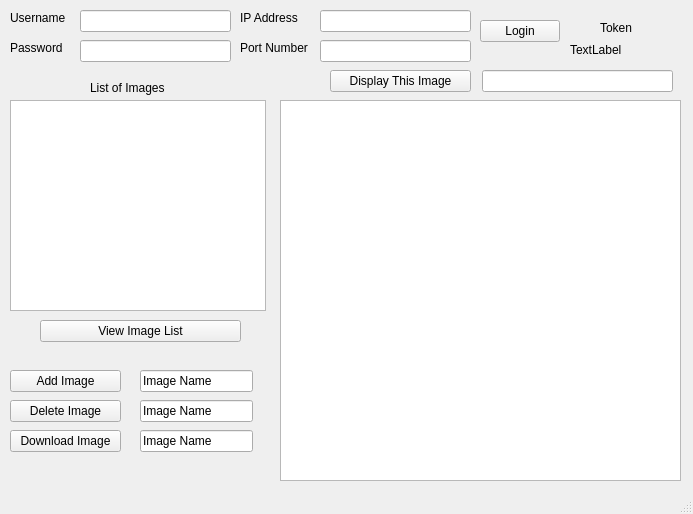
shehab-as/Distributed-Systems, file Image-Viewer/mainwindow.ui: the form before one commit.
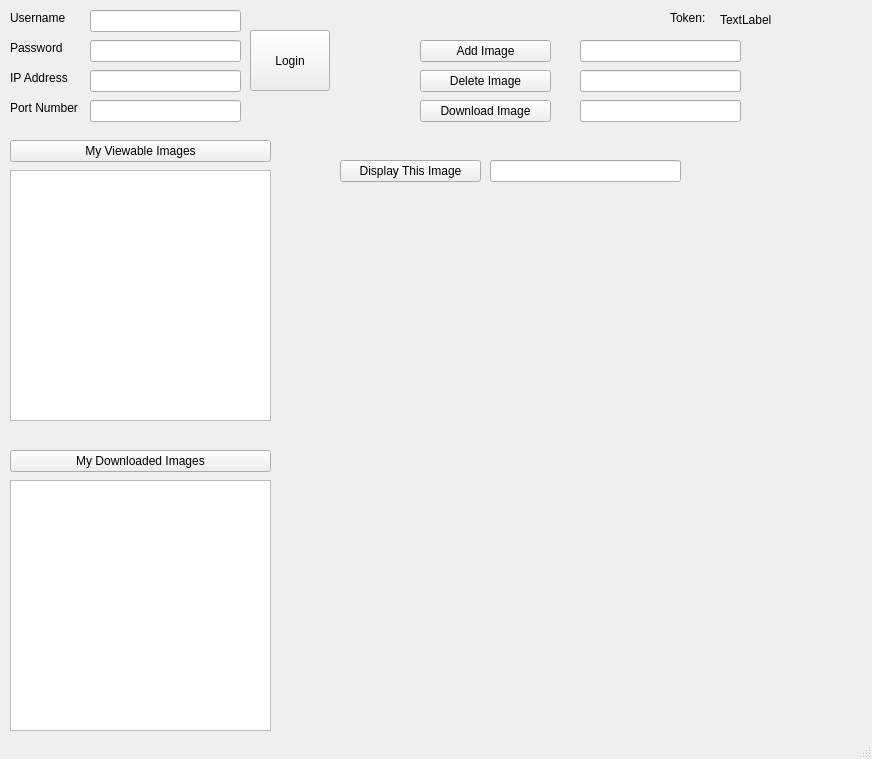
The form after the commit.

Commit message: Re-designed GUI. Added functionality.

Diff of the .ui file:
```diff
--- a/Image-Viewer/mainwindow.ui
+++ b/Image-Viewer/mainwindow.ui
@@ -6,8 +6,8 @@
    <rect>
     <x>0</x>
     <y>0</y>
-    <width>693</width>
-    <height>514</height>
+    <width>872</width>
+    <height>759</height>
    </rect>
   </property>
   <property name="windowTitle">
@@ -43,7 +43,7 @@
    <widget class="QLineEdit" name="Input_Username">
     <property name="geometry">
      <rect>
-      <x>80</x>
+      <x>90</x>
       <y>10</y>
       <width>151</width>
       <height>22</height>
@@ -53,7 +53,7 @@
    <widget class="QLineEdit" name="Input_Password">
     <property name="geometry">
      <rect>
-      <x>80</x>
+      <x>90</x>
       <y>40</y>
       <width>151</width>
       <height>22</height>
@@ -63,10 +63,10 @@
    <widget class="QPushButton" name="Login">
     <property name="geometry">
      <rect>
-      <x>480</x>
-      <y>20</y>
+      <x>250</x>
+      <y>30</y>
       <width>80</width>
-      <height>22</height>
+      <height>61</height>
      </rect>
     </property>
     <property name="text">
@@ -77,31 +77,31 @@
     <property name="geometry">
      <rect>
       <x>10</x>
-      <y>100</y>
-      <width>256</width>
-      <height>211</height>
+      <y>170</y>
+      <width>261</width>
+      <height>251</height>
      </rect>
     </property>
    </widget>
    <widget class="QLabel" name="label_3">
     <property name="geometry">
      <rect>
-      <x>600</x>
-      <y>20</y>
+      <x>670</x>
+      <y>10</y>
       <width>41</width>
       <height>16</height>
      </rect>
     </property>
     <property name="text">
-     <string>Token</string>
+     <string>Token: </string>
     </property>
    </widget>
    <widget class="QLabel" name="Token_Value">
     <property name="geometry">
      <rect>
-      <x>570</x>
-      <y>40</y>
-      <width>121</width>
+      <x>720</x>
+      <y>10</y>
+      <width>101</width>
       <height>20</height>
      </rect>
     </property>
@@ -112,9 +112,9 @@
    <widget class="QPushButton" name="AddImage">
     <property name="geometry">
      <rect>
-      <x>10</x>
-      <y>370</y>
-      <width>111</width>
+      <x>420</x>
+      <y>40</y>
+      <width>131</width>
       <height>22</height>
      </rect>
     </property>
@@ -125,9 +125,9 @@
    <widget class="QPushButton" name="DeleteImage">
     <property name="geometry">
      <rect>
-      <x>10</x>
-      <y>400</y>
-      <width>111</width>
+      <x>420</x>
+      <y>70</y>
+      <width>131</width>
       <height>22</height>
      </rect>
     </property>
@@ -138,9 +138,9 @@
    <widget class="QPushButton" name="DownloadImage">
     <property name="geometry">
      <rect>
-      <x>10</x>
-      <y>430</y>
-      <width>111</width>
+      <x>420</x>
+      <y>100</y>
+      <width>131</width>
       <height>22</height>
      </rect>
     </property>
@@ -151,83 +151,60 @@
    <widget class="QLineEdit" name="Input_Add_Name">
     <property name="geometry">
      <rect>
-      <x>140</x>
-      <y>370</y>
-      <width>113</width>
+      <x>580</x>
+      <y>40</y>
+      <width>161</width>
       <height>22</height>
      </rect>
     </property>
     <property name="text">
-     <string>Image Name</string>
+     <string/>
     </property>
    </widget>
    <widget class="QLineEdit" name="Input_Delete_Name">
     <property name="geometry">
      <rect>
-      <x>140</x>
-      <y>400</y>
-      <width>113</width>
+      <x>580</x>
+      <y>70</y>
+      <width>161</width>
       <height>22</height>
      </rect>
     </property>
     <property name="text">
-     <string>Image Name</string>
+     <string/>
     </property>
    </widget>
    <widget class="QLineEdit" name="Input_Download_Name">
     <property name="geometry">
      <rect>
-      <x>140</x>
-      <y>430</y>
-      <width>113</width>
-      <height>22</height>
-     </rect>
-    </property>
-    <property name="text">
-     <string>Image Name</string>
-    </property>
-   </widget>
-   <widget class="QGraphicsView" name="Viewer">
-    <property name="geometry">
-     <rect>
-      <x>280</x>
+      <x>580</x>
       <y>100</y>
-      <width>401</width>
-      <height>381</height>
-     </rect>
-    </property>
-   </widget>
-   <widget class="QLabel" name="label">
-    <property name="geometry">
-     <rect>
-      <x>90</x>
-      <y>80</y>
-      <width>101</width>
-      <height>16</height>
+      <width>161</width>
+      <height>22</height>
      </rect>
     </property>
     <property name="text">
-     <string>List of Images</string>
+     <string/>
     </property>
    </widget>
    <widget class="QPushButton" name="Click_View_List">
     <property name="geometry">
      <rect>
-      <x>40</x>
-      <y>320</y>
-      <width>201</width>
+      <x>10</x>
+      <y>140</y>
+      <width>261</width>
       <height>22</height>
      </rect>
     </property>
     <property name="text">
-     <string>View Image List</string>
+     <string>My Viewable Images</string>
     </property>
    </widget>
    <widget class="QPushButton" name="Display_Button">
     <property name="geometry">
      <rect>
-      <x>330</x>
-      <y>70</y>
+      <x>340</x>
+      <y>160</y>
       <width>141</width>
       <height>22</height>
      </rect>
@@ -239,8 +216,8 @@
    <widget class="QLineEdit" name="ImageName_to_Display">
     <property name="geometry">
      <rect>
-      <x>482</x>
-      <y>70</y>
+      <x>490</x>
+      <y>160</y>
       <width>191</width>
       <height>22</height>
      </rect>
@@ -249,10 +226,10 @@
    <widget class="QLabel" name="Login_Color">
     <property name="geometry">
      <rect>
-      <x>10</x>
-      <y>60</y>
-      <width>31</width>
-      <height>21</height>
+      <x>350</x>
+      <y>30</y>
+      <width>51</width>
+      <height>61</height>
      </rect>
     </property>
     <property name="text">
@@ -262,8 +239,8 @@
    <widget class="QLabel" name="Label_IP">
     <property name="geometry">
      <rect>
-      <x>240</x>
-      <y>10</y>
+      <x>10</x>
+      <y>70</y>
       <width>71</width>
       <height>16</height>
      </rect>
@@ -275,8 +252,8 @@
    <widget class="QLabel" name="Label_Port">
     <property name="geometry">
      <rect>
-      <x>240</x>
-      <y>40</y>
+      <x>10</x>
+      <y>100</y>
       <width>81</width>
       <height>16</height>
      </rect>
@@ -288,8 +265,8 @@
    <widget class="QLineEdit" name="Input_IP">
     <property name="geometry">
      <rect>
-      <x>320</x>
-      <y>10</y>
+      <x>90</x>
+      <y>70</y>
       <width>151</width>
       <height>22</height>
      </rect>
@@ -298,13 +275,49 @@
    <widget class="QLineEdit" name="Input_Port">
     <property name="geometry">
      <rect>
-      <x>320</x>
-      <y>40</y>
+      <x>90</x>
+      <y>100</y>
       <width>151</width>
       <height>22</height>
      </rect>
     </property>
    </widget>
+   <widget class="QListWidget" name="Image_Downloaded_List">
+    <property name="geometry">
+     <rect>
+      <x>10</x>
+      <y>480</y>
+      <width>261</width>
+      <height>251</height>
+     </rect>
+    </property>
+   </widget>
+   <widget class="QPushButton" name="Click_Downloaded_List">
+    <property name="geometry">
+     <rect>
+      <x>10</x>
+      <y>450</y>
+      <width>261</width>
+      <height>22</height>
+     </rect>
+    </property>
+    <property name="text">
+     <string>My Downloaded Images</string>
+    </property>
+   </widget>
+   <widget class="QLabel" name="Image_Display">
+    <property name="geometry">
+     <rect>
+      <x>320</x>
+      <y>220</y>
+      <width>511</width>
+      <height>461</height>
+     </rect>
+    </property>
+    <property name="text">
+     <string/>
+    </property>
+   </widget>
   </widget>
   <widget class="QStatusBar" name="statusBar"/>
  </widget>
```
Left out of the diff: 2 changed lines with no effect on the pictures. The commit also changes 3 other files.
